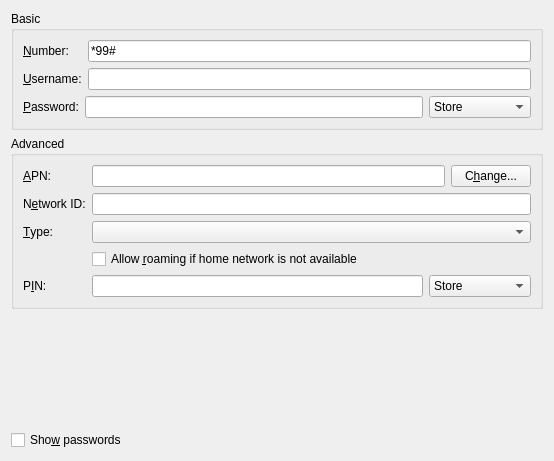
KDE/plasma-nm, file lib/editor/ui/gsm.ui: the form before one commit.
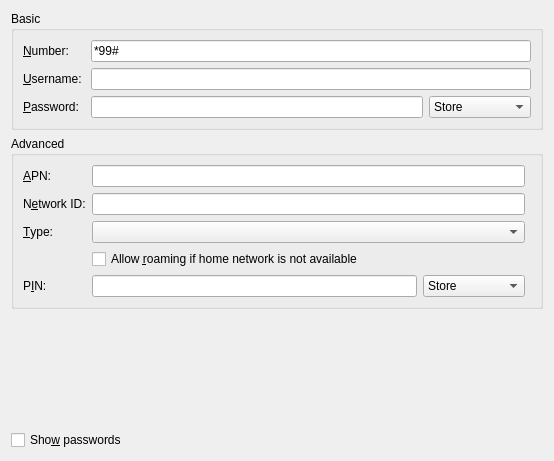
The form after the commit. Custom widgets are drawn as their Qt base class.

Commit message:
fix layout and tabstops
remove unused button

The edit to the form file:
```diff
--- a/lib/editor/ui/gsm.ui
+++ b/lib/editor/ui/gsm.ui
@@ -17,7 +17,7 @@
      <property name="title">
       <string>Basic</string>
      </property>
-     <layout class="QFormLayout" name="formLayout">
+     <layout class="QGridLayout" name="gridLayout">
       <item row="0" column="0">
        <widget class="QLabel" name="label">
         <property name="text">
@@ -28,14 +28,14 @@
         </property>
        </widget>
       </item>
-      <item row="0" column="1">
+      <item row="0" column="2">
        <widget class="KLineEdit" name="number">
         <property name="text">
          <string notr="true">*99#</string>
         </property>
        </widget>
       </item>
-      <item row="1" column="0">
+      <item row="1" column="0" colspan="2">
        <widget class="QLabel" name="label_2">
         <property name="text">
          <string>&amp;Username:</string>
@@ -45,21 +45,21 @@
         </property>
        </widget>
       </item>
-      <item row="1" column="1">
+      <item row="1" column="2">
        <widget class="KLineEdit" name="username"/>
       </item>
-      <item row="2" column="0" colspan="2">
-       <layout class="QHBoxLayout" name="horizontalLayout_2">
-        <item>
-         <widget class="QLabel" name="label_3">
-          <property name="text">
-           <string>&amp;Password:</string>
-          </property>
-          <property name="buddy">
-           <cstring>password</cstring>
-          </property>
-         </widget>
-        </item>
+      <item row="2" column="0">
+       <widget class="QLabel" name="label_3">
+        <property name="text">
+         <string>&amp;Password:</string>
+        </property>
+        <property name="buddy">
+         <cstring>password</cstring>
+        </property>
+       </widget>
+      </item>
+      <item row="2" column="2">
+       <layout class="QHBoxLayout" name="horizontalLayout">
         <item>
          <widget class="KLineEdit" name="password">
           <property name="passwordMode">
@@ -105,7 +105,14 @@
      <property name="checkable">
       <bool>false</bool>
      </property>
-     <layout class="QFormLayout" name="formLayout_2">
+     <layout class="QGridLayout" name="gridLayout_2">
+      <item row="3" column="1" colspan="2">
+       <widget class="QCheckBox" name="roaming">
+        <property name="text">
+         <string>Allow &amp;roaming if home network is not available</string>
+        </property>
+       </widget>
+      </item>
       <item row="0" column="0">
        <widget class="QLabel" name="label_4">
         <property name="text">
@@ -116,20 +123,6 @@
         </property>
        </widget>
       </item>
-      <item row="0" column="1">
-       <layout class="QHBoxLayout" name="horizontalLayout">
-        <item>
-         <widget class="KLineEdit" name="apn"/>
-        </item>
-        <item>
-         <widget class="QPushButton" name="btnChange">
-          <property name="text">
-           <string>C&amp;hange...</string>
-          </property>
-         </widget>
-        </item>
-       </layout>
-      </item>
       <item row="1" column="0">
        <widget class="QLabel" name="labelNetworkId">
         <property name="text">
@@ -140,8 +133,15 @@
         </property>
        </widget>
       </item>
-      <item row="1" column="1">
-       <widget class="KLineEdit" name="networkId"/>
+      <item row="0" column="1">
+       <widget class="KLineEdit" name="apn">
+        <property name="sizePolicy">
+         <sizepolicy hsizetype="MinimumExpanding" vsizetype="Fixed">
+          <horstretch>0</horstretch>
+          <verstretch>0</verstretch>
+         </sizepolicy>
+        </property>
+       </widget>
       </item>
       <item row="2" column="0">
        <widget class="QLabel" name="label_6">
@@ -153,16 +153,6 @@
         </property>
        </widget>
       </item>
-      <item row="2" column="1">
-       <widget class="KComboBox" name="type"/>
-      </item>
-      <item row="3" column="1">
-       <widget class="QCheckBox" name="roaming">
-        <property name="text">
-         <string>Allow &amp;roaming if home network is not available</string>
-        </property>
-       </widget>
-      </item>
       <item row="4" column="0">
        <widget class="QLabel" name="label_7">
         <property name="text">
@@ -173,6 +163,19 @@
         </property>
        </widget>
       </item>
+      <item row="1" column="1">
+       <widget class="KLineEdit" name="networkId"/>
+      </item>
+      <item row="2" column="1">
+       <widget class="KComboBox" name="type">
+        <property name="sizePolicy">
+         <sizepolicy hsizetype="MinimumExpanding" vsizetype="Fixed">
+          <horstretch>0</horstretch>
+          <verstretch>0</verstretch>
+         </sizepolicy>
+        </property>
+       </widget>
+      </item>
       <item row="4" column="1">
        <layout class="QHBoxLayout" name="horizontalLayout_3">
         <item>
@@ -214,7 +217,7 @@
      <property name="sizeHint" stdset="0">
       <size>
        <width>20</width>
-       <height>40</height>
+       <height>130</height>
       </size>
      </property>
     </spacer>
```
Left out of the diff: 3 changed lines with no effect on the pictures.
